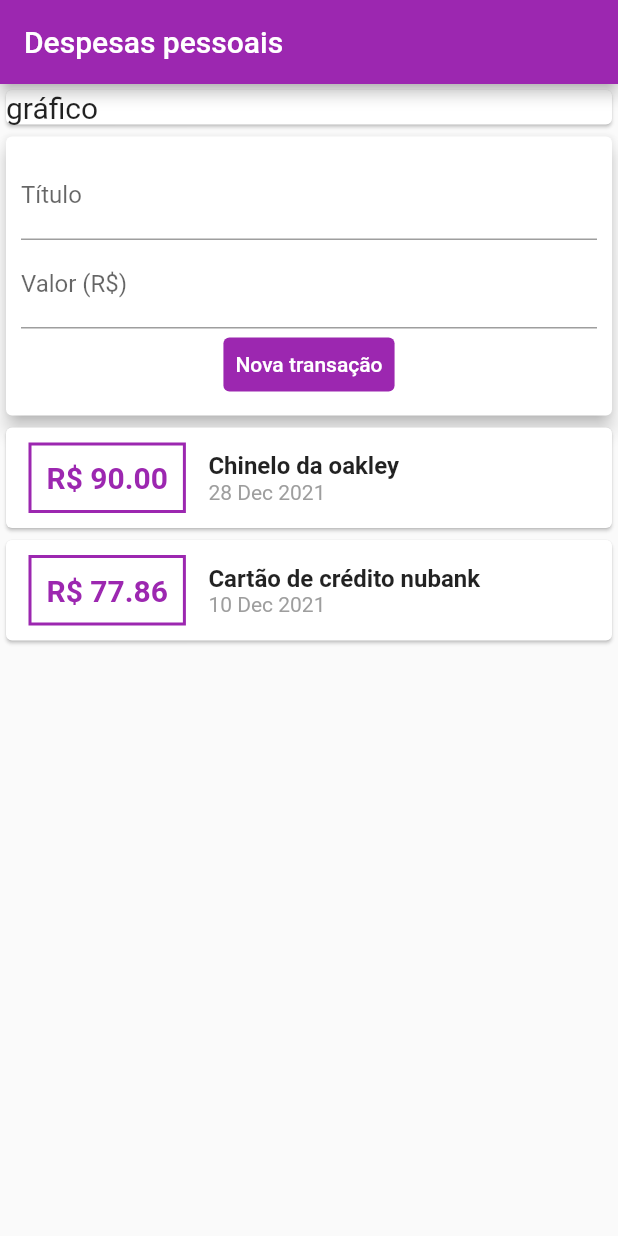
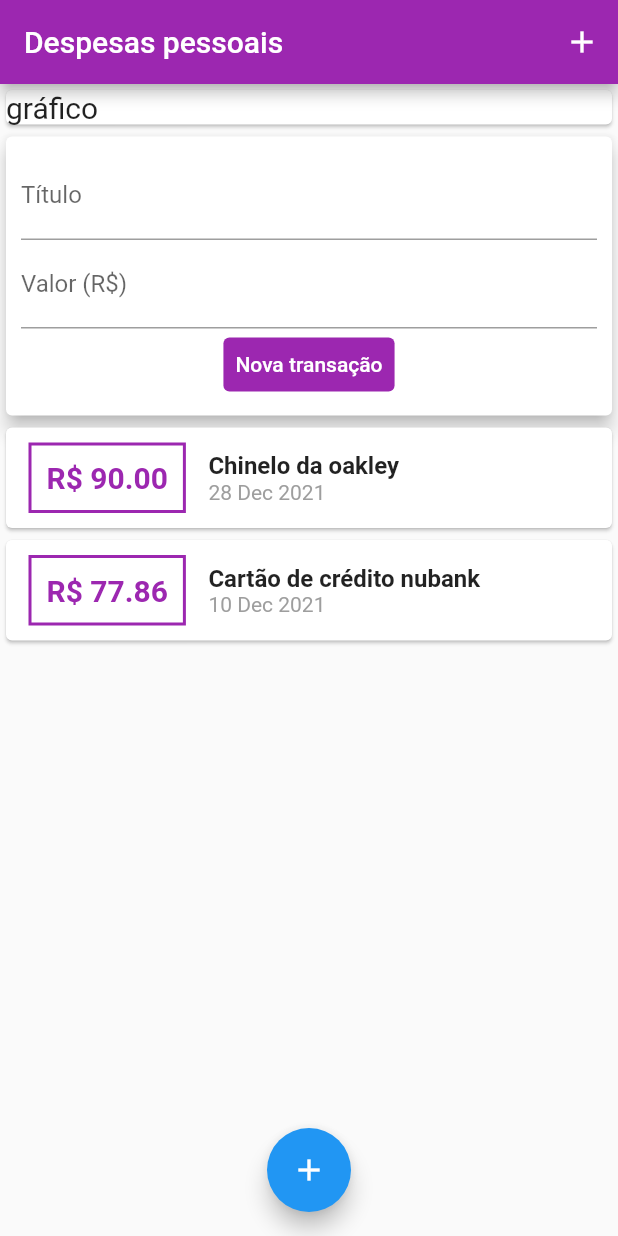
Before and after one commit to 5gMurilo/despesasPessoais, a Flutter app: the screen it shows after launch, on a phone screen of 412 x 824 dp. Run offline on Flutter 3.47's test engine with Material 2 defaults, Android fonts, the phone set to English and light mode, and no system bars.

Commit message:
floatingActionButton added to main.dart

```diff
--- a/lib/components/transaction_form.dart
+++ b/lib/components/transaction_form.dart
@@ -6,6 +6,18 @@ class TransactionForm extends StatelessWidget {
   final valueController = TextEditingController();
 
   final void Function(String, double) onSubmit;
+
+  _submitform() {
+    final title = titleController.text;
+    final value = double.tryParse(valueController.text) ?? 0;
+
+    if (title.isEmpty || value <= 0) {
+      return;
+    }
+
+    onSubmit(title, value);
+    print('${titleController.text} \n${valueController.text}');
+  }
 
   TransactionForm(this.onSubmit);
 
@@ -21,20 +33,21 @@ class TransactionForm extends StatelessWidget {
               children: [
                 TextField(
                   controller: titleController,
-                  decoration: InputDecoration(
+                  decoration: const InputDecoration(
                     labelText: 'Título',
-                    floatingLabelStyle: new TextStyle(color: Colors.purple),
+                    floatingLabelStyle: TextStyle(color: Colors.purple),
                     focusedBorder: UnderlineInputBorder(
                       borderSide: BorderSide(color: Colors.purple),
                     ),
                   ),
+                  onSubmitted: (_) => _submitform(),
                   cursorColor: Colors.purple,
                 ),
                 TextField(
                   controller: valueController,
-                  decoration: InputDecoration(
+                  decoration: const InputDecoration(
                     labelText: 'Valor (R\$)',
-                    floatingLabelStyle: new TextStyle(color: Colors.purple),
+                    floatingLabelStyle: TextStyle(color: Colors.purple),
                     focusedBorder: UnderlineInputBorder(
                       borderSide: BorderSide(
                         color: Colors.purple,
@@ -42,6 +55,7 @@ class TransactionForm extends StatelessWidget {
                     ),
                   ),
                   keyboardType: TextInputType.numberWithOptions(decimal: true),
+                  onSubmitted: (_) => _submitform(),
                   cursorColor: Colors.purple,
                 ),
                 Row(
@@ -49,16 +63,8 @@ class TransactionForm extends StatelessWidget {
                   crossAxisAlignment: CrossAxisAlignment.center,
                   children: [
                     TextButton(
-                      onPressed: () {
-                        final title = titleController.text;
-                        final value =
-                            double.tryParse(valueController.text) ?? 0;
-
-                        onSubmit(title, value);
-                        print(
-                            '${titleController.text} \n${valueController.text}');
-                      },
-                      child: Text('Nova transação'),
+                      onPressed: _submitform,
+                      child: const Text('Nova transação'),
                       style: TextButton.styleFrom(
                         backgroundColor: Colors.purple,
                         primary: Colors.white,
--- a/lib/main.dart
+++ b/lib/main.dart
@@ -25,6 +25,12 @@ class MyHomePage extends StatelessWidget {
       appBar: AppBar(
         title: Text(_appTitle),
         backgroundColor: Colors.purple,
+        actions: [
+          IconButton(
+            onPressed: () {},
+            icon: Icon(Icons.add),
+          ),
+        ],
       ),
       body: SingleChildScrollView(
         child: Column(
@@ -43,6 +49,11 @@ class MyHomePage extends StatelessWidget {
           ],
         ),
       ),
+      floatingActionButton: FloatingActionButton(
+        onPressed: () {},
+        child: Icon(Icons.add),
+      ),
+      floatingActionButtonLocation: FloatingActionButtonLocation.centerFloat,
     );
   }
 }
```
